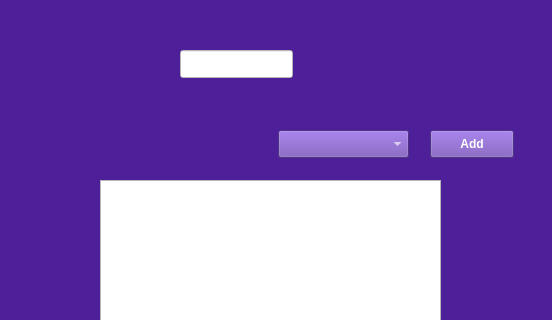
The window that createpermissiongroup.ui (kieranmckenzie/teamworking_key_management_app) describes before a commit, drawn with Qt 5; both pictures show x 0 to 552 and y 0 to 320 of the 552 by 485 pixel window.
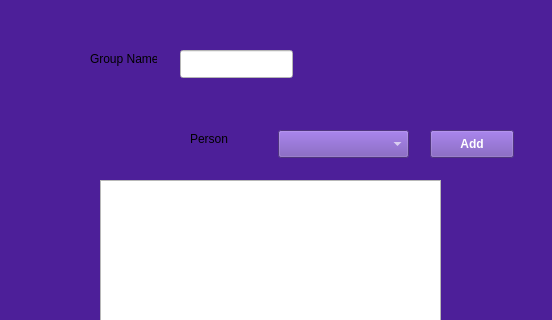
The same window after the commit.

What changed in the file:
```diff
--- a/createpermissiongroup.ui
+++ b/createpermissiongroup.ui
@@ -105,6 +105,32 @@
     <string>Remove</string>
    </property>
   </widget>
+  <widget class="QLabel" name="label">
+   <property name="geometry">
+    <rect>
+     <x>90</x>
+     <y>50</y>
+     <width>67</width>
+     <height>17</height>
+    </rect>
+   </property>
+   <property name="text">
+    <string>Group Name</string>
+   </property>
+  </widget>
+  <widget class="QLabel" name="label_2">
+   <property name="geometry">
+    <rect>
+     <x>190</x>
+     <y>130</y>
+     <width>67</width>
+     <height>17</height>
+    </rect>
+   </property>
+   <property name="text">
+    <string>Person</string>
+   </property>
+  </widget>
  </widget>
  <resources/>
  <connections>
```
